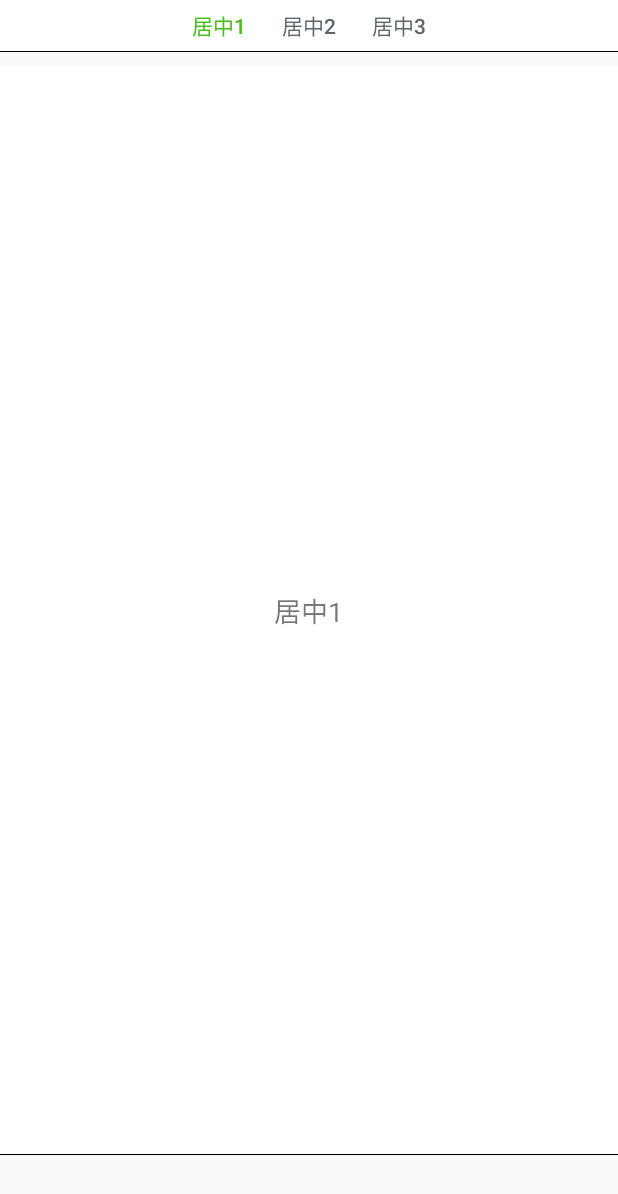
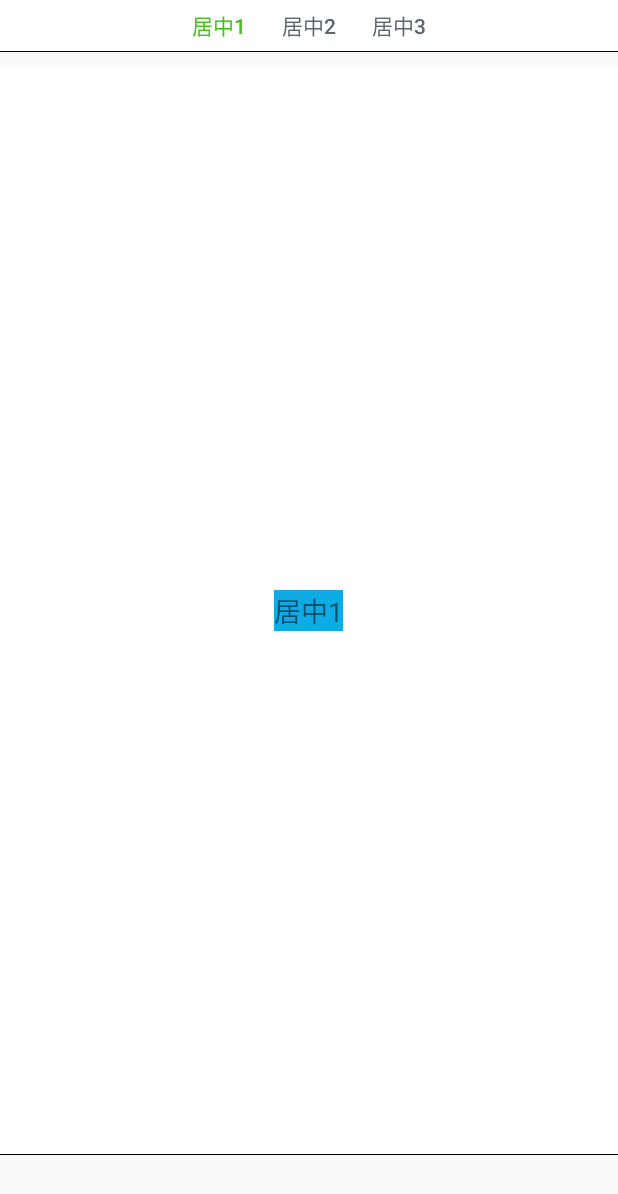
Before and after one commit to ChaneClay/GD, an Android app: the MsgContentFragment screen opened directly, with no data from a screen before it, item 2 of the bottom bar chosen, on a phone screen of 412 x 824 dp. Shown: the top 1194 px of the screen. Run offline under Robolectric (Android 15) with nearby library versions, the phone set to English and light mode, and no system bars; our stand-ins replace ButterKnife; 5 statements that could not run were skipped.

Commit message:
add video play

```diff
--- a/app/src/main/AndroidManifest.xml
+++ b/app/src/main/AndroidManifest.xml
@@ -1,6 +1,9 @@
 <?xml version="1.0" encoding="utf-8"?>
 <manifest xmlns:android="http://schemas.android.com/apk/res/android"
     package="com.dgut.dg">
+
+    <uses-permission android:name="android.permission.INTERNET"/>
+    <uses-permission android:name="android.permission.ACCESS_NETWORK_STATE"/>
 
     <application
         android:allowBackup="true"
--- a/app/src/main/java/com/dgut/dg/Activity/HomeActivity.java
+++ b/app/src/main/java/com/dgut/dg/Activity/HomeActivity.java
@@ -62,8 +62,10 @@ public class HomeActivity extends AppCompatActivity {
 
             TextView tvTitle = (TextView) view.findViewById(R.id.txt_tab);
             tvTitle.setText(tabTitlees[i]);
+
             ImageView imgTab = (ImageView) view.findViewById(R.id.img_tab);
             imgTab.setImageResource(tabImgs[i]);
+
             tabLayout.addTab(tab);
         }
 
@@ -73,6 +75,9 @@ public class HomeActivity extends AppCompatActivity {
 
 
     private void initPager(){
+
+        // ViewPager是一个容器，该组件所显示的内容由它的Adapter提供，因此使用ViewPager必须为它设置一个Adapter
+        // ViewPager需要设置一个Adapter，该Adapter需要返回不同的fragment（比如页面切换）
 
         adapter = new MainFragmentAdapter(getSupportFragmentManager());
         viewPager.setAdapter(adapter);
--- a/app/src/main/java/com/dgut/dg/Adapter/MainFragmentAdapter.java
+++ b/app/src/main/java/com/dgut/dg/Adapter/MainFragmentAdapter.java
@@ -16,8 +16,15 @@ public class MainFragmentAdapter extends FragmentPagerAdapter {
     }
 
 
+    // 根据不同的参数，返回不同的fragment
+
+    // position哪里传过来的？
+
     @Override
     public Fragment getItem(int position) {
+
+        System.out.println("**********"+position);
+
         Fragment fragment = null;
         switch (position){
             case 0:
@@ -35,7 +42,6 @@ public class MainFragmentAdapter extends FragmentPagerAdapter {
             default:
                 break;
 
-
         }
 
         return fragment;
--- a/app/src/main/java/com/dgut/dg/Adapter/MsgContentFragmentAdapter.java
+++ b/app/src/main/java/com/dgut/dg/Adapter/MsgContentFragmentAdapter.java
@@ -1,6 +1,7 @@
 package com.dgut.dg.Adapter;
 
 import android.os.Bundle;
+import android.widget.Toast;
 
 import androidx.annotation.NonNull;
 import androidx.annotation.Nullable;
@@ -9,6 +10,7 @@ import androidx.fragment.app.FragmentManager;
 import androidx.fragment.app.FragmentPagerAdapter;
 
 import com.dgut.dg.Fragment.MsgContentFragment;
+import com.dgut.dg.Fragment.VideoTutorialFragment;
 
 import java.util.ArrayList;
 import java.util.List;
@@ -33,10 +35,11 @@ public class MsgContentFragmentAdapter extends FragmentPagerAdapter {
     @Override
     public Fragment getItem(int position) {
 
+        System.out.println("----------"+position);
+
+
         MsgContentFragment fragment = new MsgContentFragment();
         Bundle bundle = new Bundle();
-        System.out.println("MsgContentFragmentAdapter");
-
         bundle.putString("name", names.get(position));
         fragment.setArguments(bundle);
         return fragment;
--- /dev/null
+++ b/app/src/main/java/com/dgut/dg/Adapter/VideoTutorialFragmentAdapter.java
@@ -0,0 +1,63 @@
+package com.dgut.dg.Adapter;
+
+import android.content.Context;
+import android.os.Bundle;
+
+import androidx.annotation.NonNull;
+import androidx.annotation.Nullable;
+import androidx.fragment.app.Fragment;
+import androidx.fragment.app.FragmentManager;
+import androidx.fragment.app.FragmentPagerAdapter;
+
+import com.dgut.dg.Fragment.VideoTutorialFragment;
+
+import java.util.ArrayList;
+import java.util.List;
+
+public class VideoTutorialFragmentAdapter extends FragmentPagerAdapter {
+
+    private List<String> names;
+
+    public VideoTutorialFragmentAdapter(@NonNull FragmentManager fm) {
+        super(fm);
+        this.names = new ArrayList<>();
+    }
+
+    public void setList(List<String> datas){
+        this.names.clear();
+        this.names.addAll(datas);
+        notifyDataSetChanged();
+    }
+
+
+    @NonNull
+    @Override
+    public Fragment getItem(int position) {
+
+        VideoTutorialFragment fragment = new VideoTutorialFragment();
+        Bundle bundle = new Bundle();
+        bundle.putString("name", names.get(position));
+
+        fragment.setArguments(bundle);
+
+        return fragment;
+    }
+
+    @Override
+    public int getCount() {
+        return names.size();
+    }
+
+
+    @Nullable
+    @Override
+    public CharSequence getPageTitle(int position) {
+        String plateName = names.get(position);
+        if (plateName == null){
+            plateName = "";
+        }else if (plateName.length() > 15){
+            plateName = plateName.substring(0, 15) + "...";
+        }
+        return plateName;
+    }
+}
--- a/app/src/main/java/com/dgut/dg/Fragment/FindFragment.java
+++ b/app/src/main/java/com/dgut/dg/Fragment/FindFragment.java
@@ -11,6 +11,7 @@ import android.view.ViewGroup;
 import android.widget.TableLayout;
 
 import com.dgut.dg.Adapter.MsgContentFragmentAdapter;
+import com.dgut.dg.Adapter.VideoTutorialFragmentAdapter;
 import com.dgut.dg.R;
 import com.google.android.material.tabs.TabLayout;
 
@@ -28,7 +29,7 @@ public class FindFragment extends Fragment {
     @BindView(R.id.view_pager)
     ViewPager viewPager;
 
-    private MsgContentFragmentAdapter adapter;
+    private VideoTutorialFragmentAdapter adapter;
     private List<String> names;
 
 
@@ -47,11 +48,13 @@ public class FindFragment extends Fragment {
         View view = inflater.inflate(R.layout.fragment_find, container, false);
         ButterKnife.bind(this, view);
 
-        adapter = new MsgContentFragmentAdapter(getChildFragmentManager());
+
+        adapter = new VideoTutorialFragmentAdapter(getChildFragmentManager());
+
         viewPager.setAdapter(adapter);
         tabLayout.setupWithViewPager(viewPager);
+        adapter.setList(names);
 
-        adapter.setList(names);
         return view;
 
     }
--- a/app/src/main/java/com/dgut/dg/Fragment/MsgContentFragment.java
+++ b/app/src/main/java/com/dgut/dg/Fragment/MsgContentFragment.java
@@ -29,7 +29,6 @@ public class MsgContentFragment extends Fragment {
         super.onCreate(savedInstanceState);
 
         Bundle bundle = getArguments();
-        System.out.println("MsgContentFragment");
         name = bundle.getString("name");
         if (name == null){
             name = "参数非法";
--- /dev/null
+++ b/app/src/main/java/com/dgut/dg/Fragment/VideoTutorialFragment.java
@@ -0,0 +1,83 @@
+package com.dgut.dg.Fragment;
+
+import android.Manifest;
+import android.content.Context;
+import android.content.pm.PackageManager;
+import android.net.Uri;
+import android.os.Bundle;
+
+import androidx.annotation.NonNull;
+import androidx.fragment.app.Fragment;
+
+import android.view.LayoutInflater;
+import android.view.View;
+import android.view.ViewGroup;
+import android.widget.Button;
+import android.widget.ImageView;
+import android.widget.MediaController;
+import android.widget.TextView;
+import android.widget.VideoView;
+
+import com.dgut.dg.R;
+
+import java.io.File;
+import java.util.zip.Inflater;
+
+
+public class VideoTutorialFragment extends Fragment {
+
+
+    private TextView textView;
+    private VideoView videoView;
+
+
+    @Override
+    public void onCreate(Bundle savedInstanceState) {
+
+        super.onCreate(savedInstanceState);
+
+
+    }
+
+    @Override
+    public View onCreateView(LayoutInflater inflater, ViewGroup container,
+                             Bundle savedInstanceState) {
+
+        View view = inflater.inflate(R.layout.fragment_video_tutorial, container, false);
+
+        textView =  view.findViewById(R.id.tv_content);
+        textView.setText("hhhhhhhhhhhh");
+
+
+        String videoUrl = "https://media.w3.org/2010/05/sintel/trailer.mp4";
+        Uri uri = Uri.parse(videoUrl);
+        videoView = view.findViewById(R.id.videoView);
+
+//设置视频控制器
+        Context context = getContext();
+        videoView.setMediaController(new MediaController(context));
+
+
+//设置视频路径
+        videoView.setVideoURI(uri);
+//开始播放视频
+        Button button = view.findViewById(R.id.button);
+
+        videoView.setOnClickListener(new View.OnClickListener() {
+            @Override
+            public void onClick(View view) {
+                videoView.start();
+            }
+        });
+
+//        button.setOnClickListener(new View.OnClickListener() {
+//            @Override
+//            public void onClick(View view) {
+//                videoView.start();
+//            }
+//        });
+
+
+        return view;
+    }
+}
--- a/app/src/main/res/layout/activity_main.xml
+++ b/app/src/main/res/layout/activity_main.xml
@@ -16,7 +16,7 @@
 
         <EditText
             android:id="@+id/et_phone"
-            android:layout_width="250dp"
+            android:layout_width="300dp"
             android:layout_height="50dp"
             android:background="@drawable/capsule"
             android:hint="输入手机号码"
@@ -28,7 +28,7 @@
         <Button
             android:id="@+id/btn_login"
             android:layout_marginTop="30dp"
-            android:layout_width="250dp"
+            android:layout_width="300dp"
             android:layout_height="50dp"
             android:text="获取验证码"
             android:textSize="18sp"
--- a/app/src/main/res/layout/fragment_find.xml
+++ b/app/src/main/res/layout/fragment_find.xml
@@ -35,4 +35,6 @@ tools:context=".Fragment.FindFragment">
     android:layout_marginTop="10dip"
     android:layout_weight="1"
     android:background="@color/white" />
+
+
 </LinearLayout>
--- a/app/src/main/res/layout/fragment_msg_content.xml
+++ b/app/src/main/res/layout/fragment_msg_content.xml
@@ -11,6 +11,7 @@
         android:layout_height="wrap_content"
         android:layout_centerInParent="true"
         android:text="@string/hello_blank_fragment"
-        android:textSize="18sp" />
+        android:textSize="18sp"
+        android:background="@color/blue_white"/>
 
 </RelativeLayout>
```
Also changed, not shown: app/src/main/res/layout/fragment_video_tutorial.xml (added, +26 -0 lines), 1 other file.
